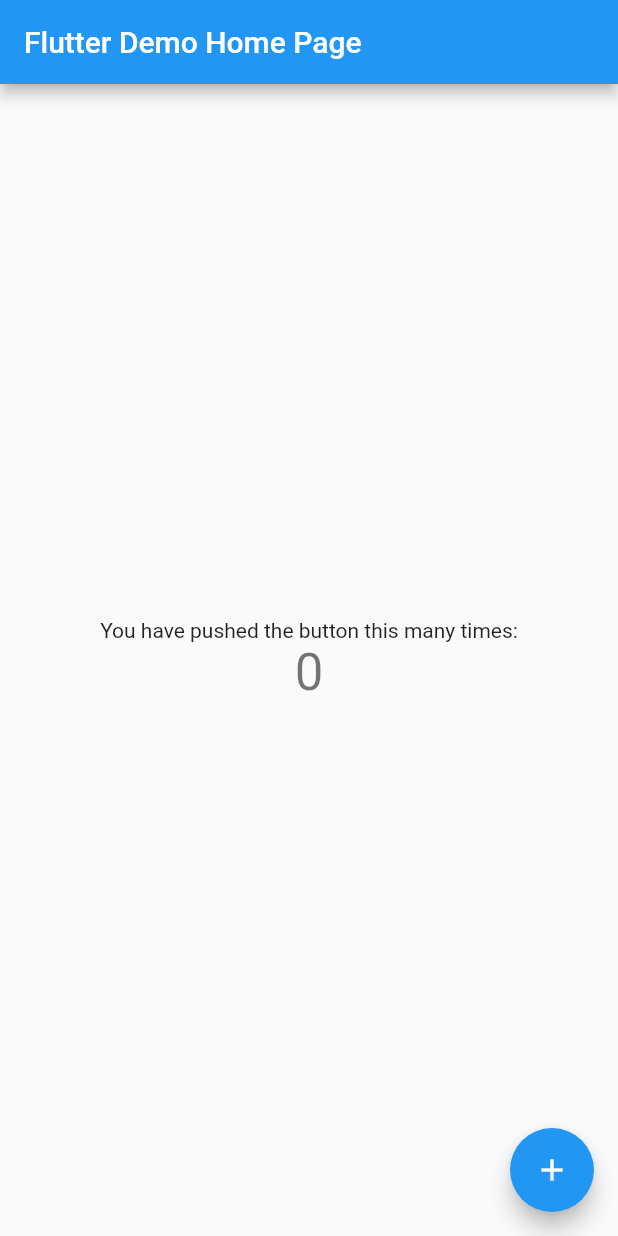
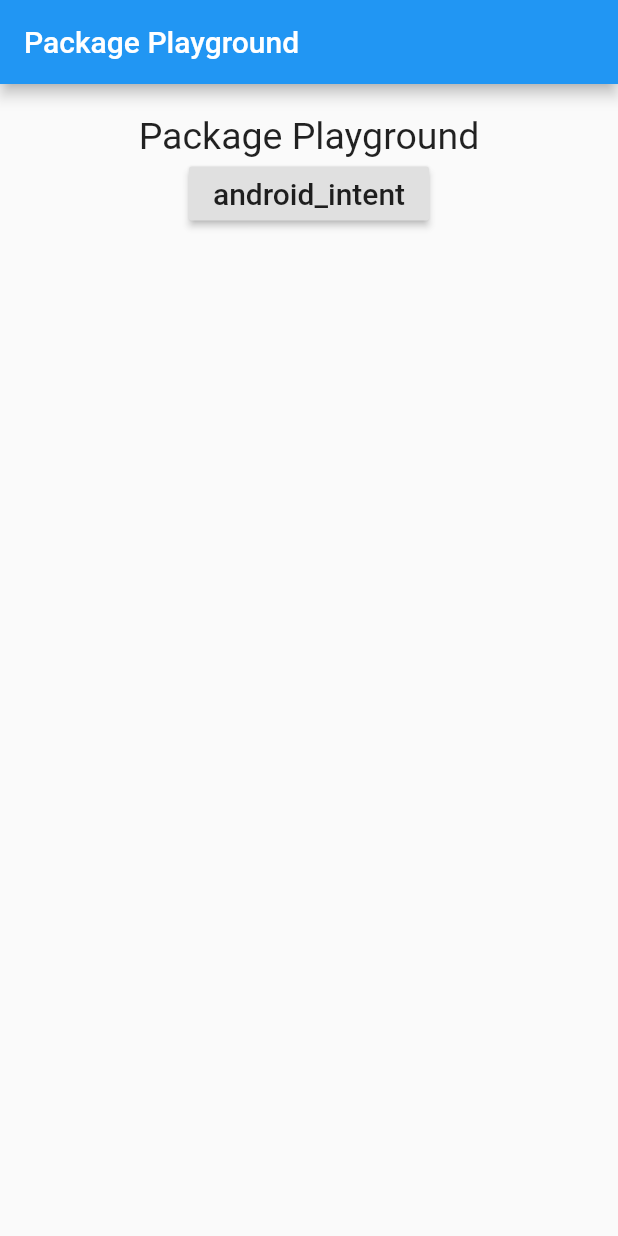
Before and after one commit to lucasbiancogs/packagePlayground, a Flutter app: the screen it shows after launch, on a phone screen of 412 x 824 dp. Run offline on Flutter 3.47's test engine with Material 2 defaults, Android fonts, the phone set to English and light mode, and no system bars; missing offline and left inert: android_intent.

Commit message:
package android_intent

```diff
--- /dev/null
+++ b/lib/appRoutes.dart
@@ -0,0 +1,3 @@
+class AppRoutes {
+  static const ANDROID_INTENT = '/android-intent';
+}
--- a/lib/main.dart
+++ b/lib/main.dart
@@ -1,117 +1,57 @@
 import 'package:flutter/material.dart';
+import 'package:packagePlayground/appRoutes.dart';
+import 'package:packagePlayground/packageTests/android_intent.dart';
 
 void main() {
   runApp(MyApp());
 }
 
 class MyApp extends StatelessWidget {
-  // This widget is the root of your application.
   @override
   Widget build(BuildContext context) {
     return MaterialApp(
       title: 'Flutter Demo',
       theme: ThemeData(
-        // This is the theme of your application.
-        //
-        // Try running your application with "flutter run". You'll see the
-        // application has a blue toolbar. Then, without quitting the app, try
-        // changing the primarySwatch below to Colors.green and then invoke
-        // "hot reload" (press "r" in the console where you ran "flutter run",
-        // or simply save your changes to "hot reload" in a Flutter IDE).
-        // Notice that the counter didn't reset back to zero; the application
-        // is not restarted.
         primarySwatch: Colors.blue,
-        // This makes the visual density adapt to the platform that you run
-        // the app on. For desktop platforms, the controls will be smaller and
-        // closer together (more dense) than on mobile platforms.
         visualDensity: VisualDensity.adaptivePlatformDensity,
       ),
-      home: MyHomePage(title: 'Flutter Demo Home Page'),
+      home: Home(),
+      routes: {
+        AppRoutes.ANDROID_INTENT: (_) => AndroidIntentScreen()
+      },
     );
   }
 }
 
-class MyHomePage extends StatefulWidget {
-  MyHomePage({Key key, this.title}) : super(key: key);
-
-  // This widget is the home page of your application. It is stateful, meaning
-  // that it has a State object (defined below) that contains fields that affect
-  // how it looks.
-
-  // This class is the configuration for the state. It holds the values (in this
-  // case the title) provided by the parent (in this case the App widget) and
-  // used by the build method of the State. Fields in a Widget subclass are
-  // always marked "final".
-
-  final String title;
-
-  @override
-  _MyHomePageState createState() => _MyHomePageState();
-}
-
-class _MyHomePageState extends State<MyHomePage> {
-  int _counter = 0;
-
-  void _incrementCounter() {
-    setState(() {
-      // This call to setState tells the Flutter framework that something has
-      // changed in this State, which causes it to rerun the build method below
-      // so that the display can reflect the updated values. If we changed
-      // _counter without calling setState(), then the build method would not be
-      // called again, and so nothing would appear to happen.
-      _counter++;
-    });
-  }
-
+class Home extends StatelessWidget {
   @override
   Widget build(BuildContext context) {
-    // This method is rerun every time setState is called, for instance as done
-    // by the _incrementCounter method above.
-    //
-    // The Flutter framework has been optimized to make rerunning build methods
-    // fast, so that you can just rebuild anything that needs updating rather
-    // than having to individually change instances of widgets.
     return Scaffold(
         appBar: AppBar(
-        // Here we take the value from the MyHomePage object that was created by
-        // the App.build method, and use it to set our appbar title.
-        title: Text(widget.title),
+          title: Text('Package Playground'),
         ),
         body: Center(
-        // Center is a layout widget. It takes a single child and positions it
-        // in the middle of the parent.
           child: Column(
-          // Column is also a layout widget. It takes a list of children and
-          // arranges them vertically. By default, it sizes itself to fit its
-          // children horizontally, and tries to be as tall as its parent.
-          //
-          // Invoke "debug painting" (press "p" in the console, choose the
-          // "Toggle Debug Paint" action from the Flutter Inspector in Android
-          // Studio, or the "Toggle Debug Paint" command in Visual Studio Code)
-          // to see the wireframe for each widget.
-          //
-          // Column has various properties to control how it sizes itself and
-          // how it positions its children. Here we use mainAxisAlignment to
-          // center the children vertically; the main axis here is the vertical
-          // axis because Columns are vertical (the cross axis would be
-          // horizontal).
-          mainAxisAlignment: MainAxisAlignment.center,
-          children: <Widget>[
+            children: [
+              SizedBox(height: 20),
               Text(
-              'You have pushed the button this many times:',
+                'Package Playground',
+                style: TextStyle(fontSize: 25),
               ),
-            Text(
-              '$_counter',
-              style: Theme.of(context).textTheme.headline4,
+              RaisedButton(
+                child: Text(
+                  'android_intent',
+                  style: TextStyle(fontSize: 20),
+                ),
+                onPressed: () {
+                  Navigator.of(context).pushNamed(
+                    AppRoutes.ANDROID_INTENT
+                  );
+                },
               ),
             ],
           ),
         ),
-      floatingActionButton: FloatingActionButton(
-        onPressed: _incrementCounter,
-        tooltip: 'Increment',
-        child: Icon(Icons.add),
-      ), // This trailing comma makes auto-formatting nicer for build methods.
       );
   }
 }
--- /dev/null
+++ b/lib/packageTests/android_intent.dart
@@ -0,0 +1,35 @@
+import 'dart:io';
+
+import 'package:flutter/material.dart';
+
+import 'package:android_intent/android_intent.dart';
+
+class AndroidIntentScreen extends StatelessWidget {
+  Future<void> _callFrotalogCondutorPackage() async {
+    if (Platform.isAndroid) {
+      AndroidIntent intent = AndroidIntent(
+        category: 'DEFAULT',
+        componentName: 'package:com.crearesistemas.frotalog_condutor',
+        package: 'package:com.crearesistemas.frotalog_condutor',
+      );
+      await intent.launch();
+    }
+  }
+
+  @override
+  Widget build(BuildContext context) {
+    return Scaffold(
+      appBar: AppBar(title: Text('Android Intent')),
+      body: Center(
+        child: Column(
+          children: [
+            RaisedButton(
+              child: Text('Call Frotalog Condutor using package'),
+              onPressed: _callFrotalogCondutorPackage,
+            ),
+          ],
+        ),
+      ),
+    );
+  }
+}
--- a/pubspec.yaml
+++ b/pubspec.yaml
@@ -23,6 +23,7 @@ environment:
 dependencies:
   flutter:
     sdk: flutter
+  android_intent: 0.3.7+7
 
 
   # The following adds the Cupertino Icons font to your application.
```
Also changed, not shown: pubspec.lock, 2 other files. Lines whose indentation alone changed are shown as unchanged.
